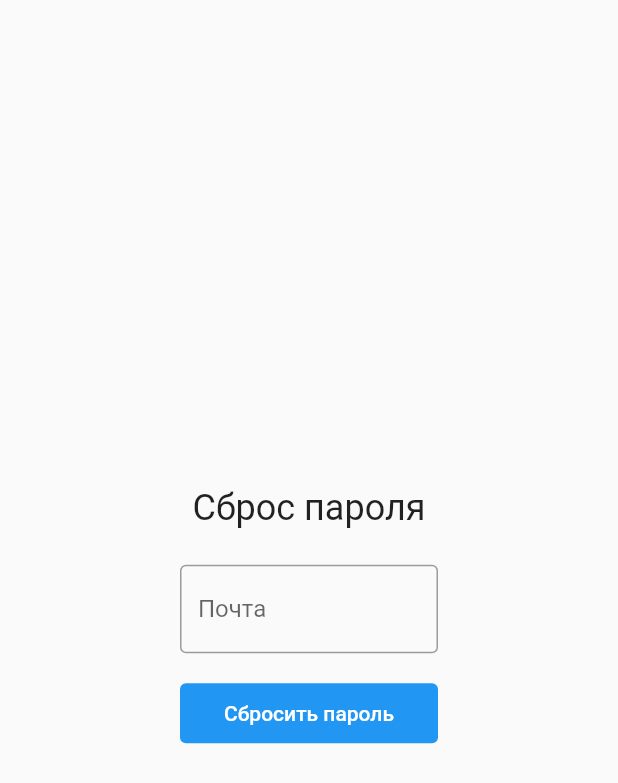
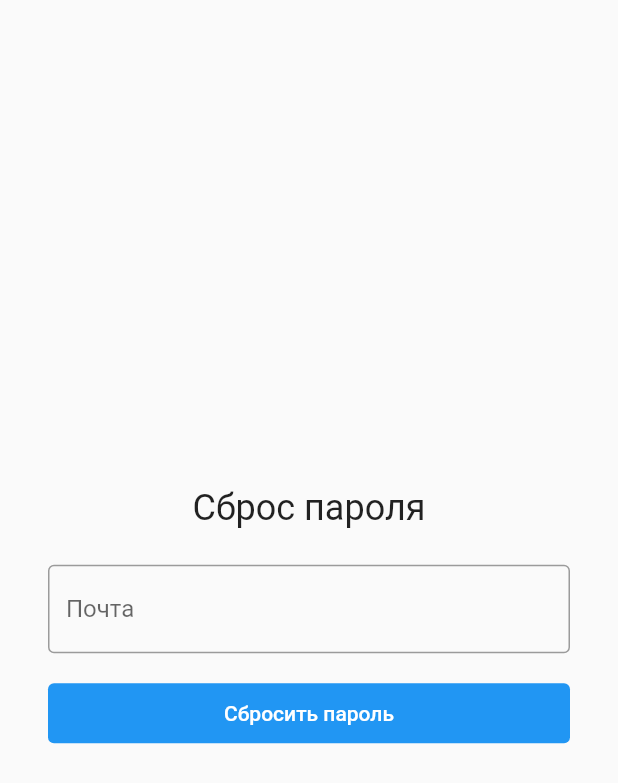
Before and after one commit to teledima/virtual-tour-guide, a Flutter app: the screen it shows after launch, after a tap on "Забыли пароль?", on a phone screen of 412 x 824 dp. Shown: the top 783 px of the screen. Run offline on Flutter 3.47's test engine with Material 2 defaults, Android fonts, the phone set to English and light mode, and no system bars; our stand-ins replace dio, image_picker; missing offline and left inert: flutter_cube, motion_sensors.

Commit message:
change padding

```diff
--- a/frontend-flutter/lib/screens/create_account_screen.dart
+++ b/frontend-flutter/lib/screens/create_account_screen.dart
@@ -37,7 +37,7 @@ class CreateAccountScreen extends StatelessWidget {
           child: Container(
             constraints: const BoxConstraints(maxWidth: 500),
             alignment: Alignment.center,
-            margin: const EdgeInsets.symmetric(vertical: 16, horizontal: 120),
+            margin: const EdgeInsets.symmetric(vertical: 16, horizontal: 32),
             child: Column(
               mainAxisAlignment: MainAxisAlignment.center,
               crossAxisAlignment: CrossAxisAlignment.stretch,
--- a/frontend-flutter/lib/screens/forgot_screen.dart
+++ b/frontend-flutter/lib/screens/forgot_screen.dart
@@ -36,7 +36,7 @@ class ForgotScreen extends StatelessWidget {
           child: Container(
             constraints: const BoxConstraints(maxWidth: 500),
             alignment: Alignment.center,
-            margin: const EdgeInsets.symmetric(vertical: 16, horizontal: 120),
+            margin: const EdgeInsets.symmetric(vertical: 16, horizontal: 32),
             child: Column(
               mainAxisAlignment: MainAxisAlignment.center,
               crossAxisAlignment: CrossAxisAlignment.stretch,
--- a/frontend-flutter/lib/screens/login_screen.dart
+++ b/frontend-flutter/lib/screens/login_screen.dart
@@ -25,13 +25,14 @@ class LoginScreen extends StatelessWidget {
   @override
   Widget build(BuildContext context) {
     return Scaffold(
-      body: Form(
+      body:
+          Form(
         key: _formKey,
         child: Center(
           child: Container(
             constraints: const BoxConstraints(maxWidth: 500),
             alignment: Alignment.center,
-            margin: const EdgeInsets.symmetric(vertical: 16, horizontal: 120),
+            margin: const EdgeInsets.symmetric(vertical: 16, horizontal: 32),
             child: Column(
               mainAxisAlignment: MainAxisAlignment.center,
               crossAxisAlignment: CrossAxisAlignment.stretch,
```
